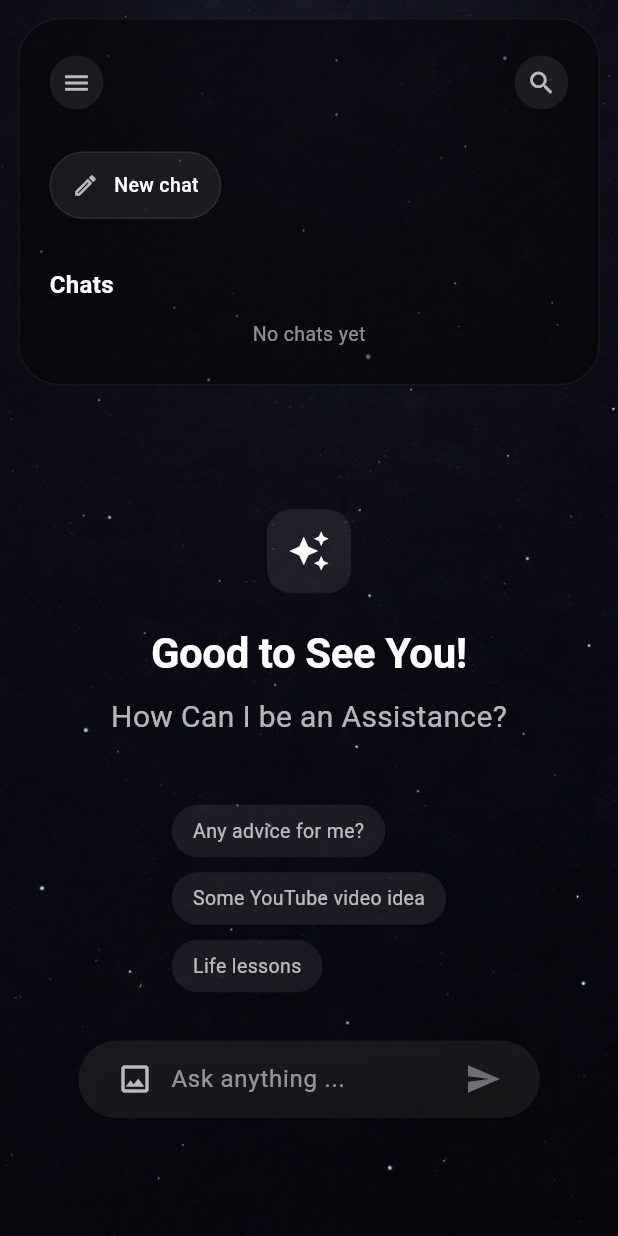
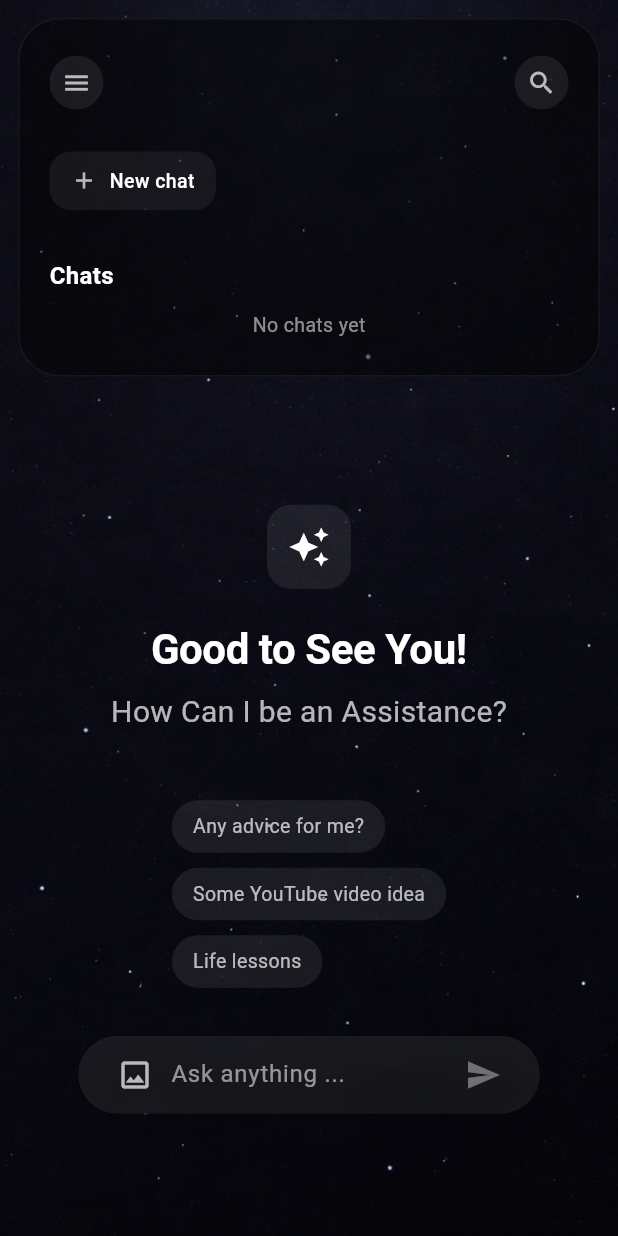
Before and after one commit to MohamedIrfanN/multi_model_chatbot, a Flutter app: the screen it shows after launch, on a phone screen of 412 x 824 dp. Run offline on Flutter 3.47's test engine with Material 3 defaults, Android fonts, the phone set to English and light mode, and no system bars; our stand-ins replace dio, file_picker, flutter_markdown_plus, get; network calls fail.

Commit message:
Added sidebar open and close button

```diff
--- a/lib/screens/chat/controller/chat_controller.dart
+++ b/lib/screens/chat/controller/chat_controller.dart
@@ -27,6 +27,8 @@ class ChatController extends GetxController {
 
   // API
   final ChatApiService _apiService = ChatApiService();
+
+  final isSidebarOpen = true.obs;
 
   @override
   void onInit() {
@@ -168,6 +170,10 @@ class ChatController extends GetxController {
     selectedImage.value = null;
   }
 
+  void toggleSidebar() {
+  isSidebarOpen.toggle();
+}
+
   @override
   void onClose() {
     messageController
--- a/lib/screens/chat/widgets/sidebar/chat_sidebar.dart
+++ b/lib/screens/chat/widgets/sidebar/chat_sidebar.dart
@@ -11,15 +11,18 @@ class ChatSidebar extends GetView<ChatController> {
   @override
   Widget build(BuildContext context) {
     return Container(
+      constraints: const BoxConstraints(minWidth: 280),
       padding: const EdgeInsets.symmetric(horizontal: 20, vertical: 24),
       decoration: BoxDecoration(
         color: Colors.black.withOpacity(0.45),
         borderRadius: BorderRadius.circular(28),
-        border: Border.all(
-          color: Colors.white.withOpacity(0.06),
+        border: Border.all(color: Colors.white.withOpacity(0.06)),
       ),
-      ),
-      child: Column(
+      child: Obx(() {
+        if (!controller.isSidebarOpen.value) {
+          return const SizedBox.shrink();
+        }
+        return Column(
           crossAxisAlignment: CrossAxisAlignment.start,
           children: [
             _SidebarHeader(),
@@ -36,8 +39,7 @@ class ChatSidebar extends GetView<ChatController> {
             ),
             const SizedBox(height: 12),
             Expanded(
-            child: Obx(
-              () {
+              child: Obx(() {
                 final sessions = controller.sessions;
                 final selectedId = controller.selectedSessionId.value;
 
@@ -45,10 +47,7 @@ class ChatSidebar extends GetView<ChatController> {
                   return const Center(
                     child: Text(
                       'No chats yet',
-                      style: TextStyle(
-                        color: Colors.white54,
-                        fontSize: 13,
-                      ),
+                      style: TextStyle(color: Colors.white54, fontSize: 13),
                     ),
                   );
                 }
@@ -67,38 +66,63 @@ class ChatSidebar extends GetView<ChatController> {
                     );
                   },
                 );
-              },
-            ),
+              }),
             ),
           ],
-      ),
+        );
+      }),
     );
   }
 }
 
-class _SidebarHeader extends StatelessWidget {
+class _SidebarHeader extends GetView<ChatController> {
   @override
   Widget build(BuildContext context) {
-    return Row(
+    return LayoutBuilder(
+      builder: (context, constraints) {
+        final width = constraints.maxWidth;
+
+        // Sidebar is too narrow → shrink button
+        final scale = width >= 36 ? 1.0 : (width / 36).clamp(0.0, 1.0);
+        final canShowSearch = width >= 80;
+
+        return ClipRect(
+          child: Row(
             children: [
-        _circleButton(
+              Transform.scale(
+                scale: scale,
+                alignment: Alignment.centerLeft,
+                child: _circleButton(
                   icon: Icons.menu,
-          onTap: () {},
+                  onTap: controller.toggleSidebar,
                 ),
+              ),
+
+              if (canShowSearch) ...[
                 const Spacer(),
-        _circleButton(
+                AnimatedSwitcher(
+                  duration: const Duration(milliseconds: 200),
+                  child: _circleButton(
+                    key: const ValueKey('search'),
                     icon: Icons.search,
                     onTap: () {},
                   ),
+                ),
               ],
+            ],
+          ),
+        );
+      },
     );
   }
 
   Widget _circleButton({
     required IconData icon,
     required VoidCallback onTap,
+    Key? key,
   }) {
     return GestureDetector(
+      key: key,
       onTap: onTap,
       child: Container(
         height: 36,
@@ -107,11 +131,7 @@ class _SidebarHeader extends StatelessWidget {
           color: Colors.white.withOpacity(0.08),
           shape: BoxShape.circle,
         ),
-        child: Icon(
-          icon,
-          color: Colors.white70,
-          size: 20,
-        ),
+        child: Icon(icon, color: Colors.white70, size: 20),
       ),
     );
   }
--- a/lib/screens/chat/widgets/sidebar/sidebar_new_chat_button.dart
+++ b/lib/screens/chat/widgets/sidebar/sidebar_new_chat_button.dart
@@ -1,46 +1,61 @@
 import 'package:flutter/material.dart';
 
 class SidebarNewChatButton extends StatelessWidget {
-  const SidebarNewChatButton({
-    super.key,
-    required this.onTap,
-  });
+  final VoidCallback onTap;
 
-  final VoidCallback onTap;
+  const SidebarNewChatButton({super.key, required this.onTap});
+
+  static const double _iconSize = 18;
+  static const double _gap = 8;
+  static const double _textWidth = 62; // measured "New chat"
+  static const double _horizontalPadding = 14 * 2;
 
   @override
   Widget build(BuildContext context) {
+    return LayoutBuilder(
+      builder: (context, constraints) {
+        final requiredWidth =
+            _iconSize + _gap + _textWidth + _horizontalPadding;
+
+        final showText = constraints.maxWidth >= requiredWidth;
+
         return GestureDetector(
           onTap: onTap,
           child: Container(
-        padding: const EdgeInsets.symmetric(horizontal: 14, vertical: 12),
+            padding: const EdgeInsets.symmetric(horizontal: 14, vertical: 10),
             decoration: BoxDecoration(
-          borderRadius: BorderRadius.circular(24),
-          color: Colors.white.withOpacity(0.07),
-          border: Border.all(
-            color: Colors.white.withOpacity(0.08),
-          ),
+              color: Colors.white.withOpacity(0.06),
+              borderRadius: BorderRadius.circular(14),
             ),
             child: Row(
               mainAxisSize: MainAxisSize.min,
-          children: const [
-            Icon(
-              Icons.edit_outlined,
+              crossAxisAlignment: CrossAxisAlignment.center,
+              children: [
+                const Icon(
+                  Icons.add,
+                  size: _iconSize,
                   color: Colors.white70,
-              size: 18,
                 ),
-            SizedBox(width: 10),
-            Text(
+
+                if (showText) ...[
+                  const SizedBox(width: _gap),
+                  const Text(
                     'New chat',
+                    maxLines: 1,
+                    overflow: TextOverflow.clip,
                     style: TextStyle(
                       color: Colors.white,
                       fontSize: 13,
                       fontWeight: FontWeight.w500,
+                      letterSpacing: 0.3,
                     ),
                   ),
+                ],
               ],
             ),
           ),
         );
+      },
+    );
   }
 }
```
Also changed, not shown: lib/screens/chat/view/chats_view.dart (+61 -12 lines). Lines whose indentation alone changed are shown as unchanged.
